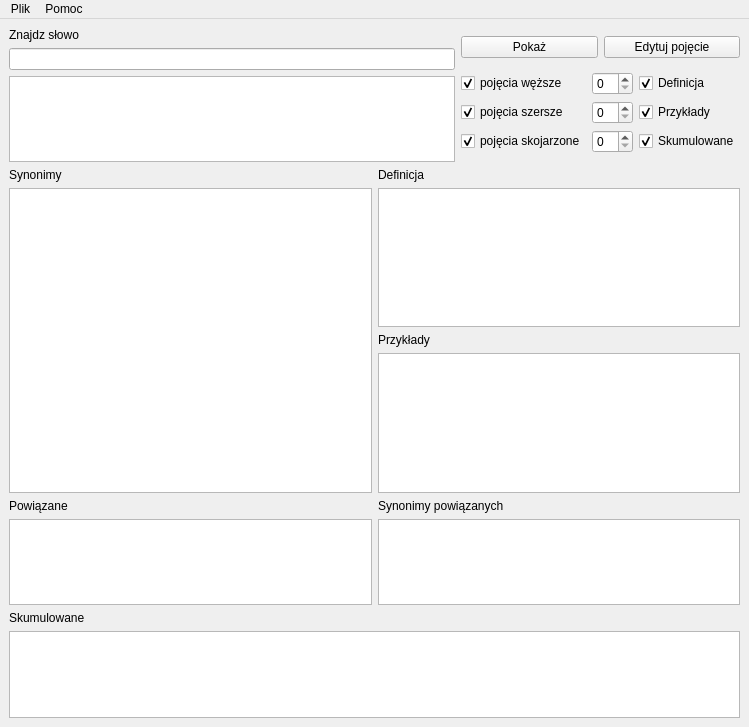
Qt form interfejs/przegladarka.ui (mpichlin/KPW) before a commit.
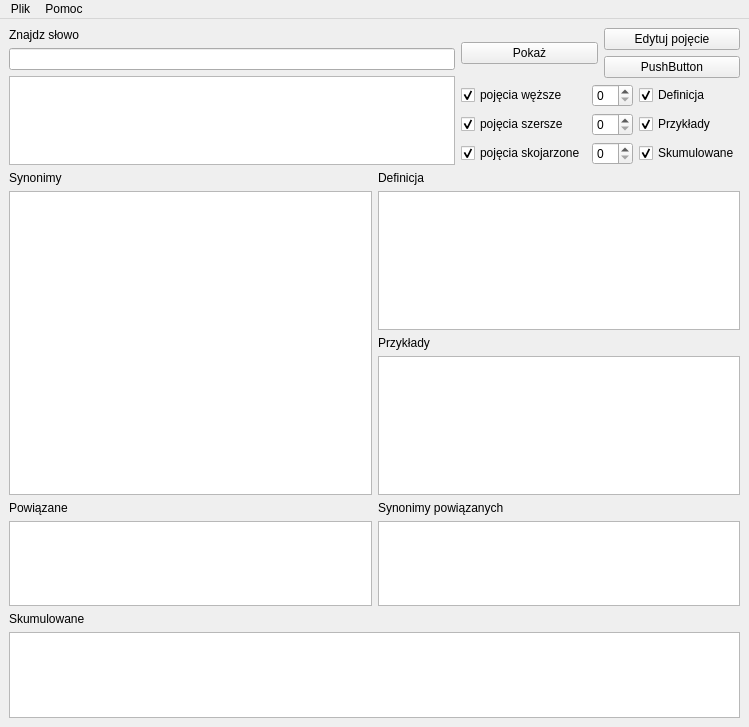
The same form after that commit.

```diff
--- a/interfejs/przegladarka.ui
+++ b/interfejs/przegladarka.ui
@@ -46,11 +46,22 @@
            </widget>
           </item>
           <item>
+           <layout class="QVBoxLayout" name="verticalLayout_11">
+            <item>
            <widget class="QPushButton" name="edytujButton">
             <property name="text">
              <string>Edytuj pojęcie</string>
             </property>
            </widget>
+            </item>
+            <item>
+             <widget class="QPushButton" name="dodajButton">
+              <property name="text">
+               <string>PushButton</string>
+              </property>
+             </widget>
+            </item>
+           </layout>
           </item>
          </layout>
         </item>
```
Lines whose indentation alone changed are shown as unchanged.
